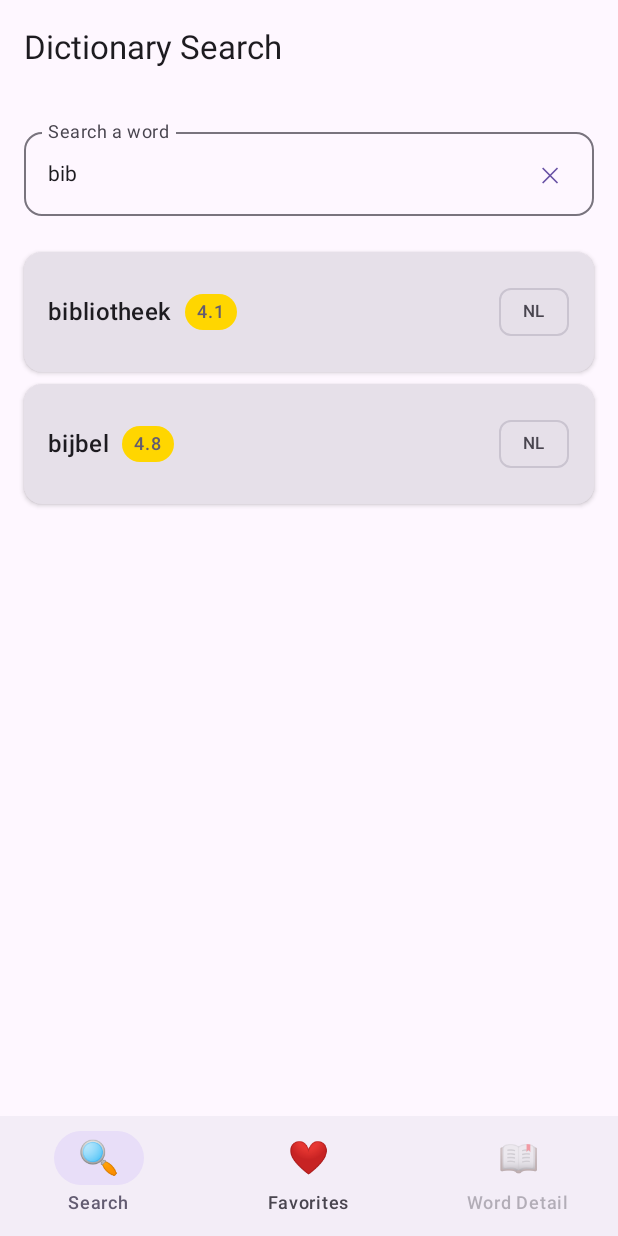
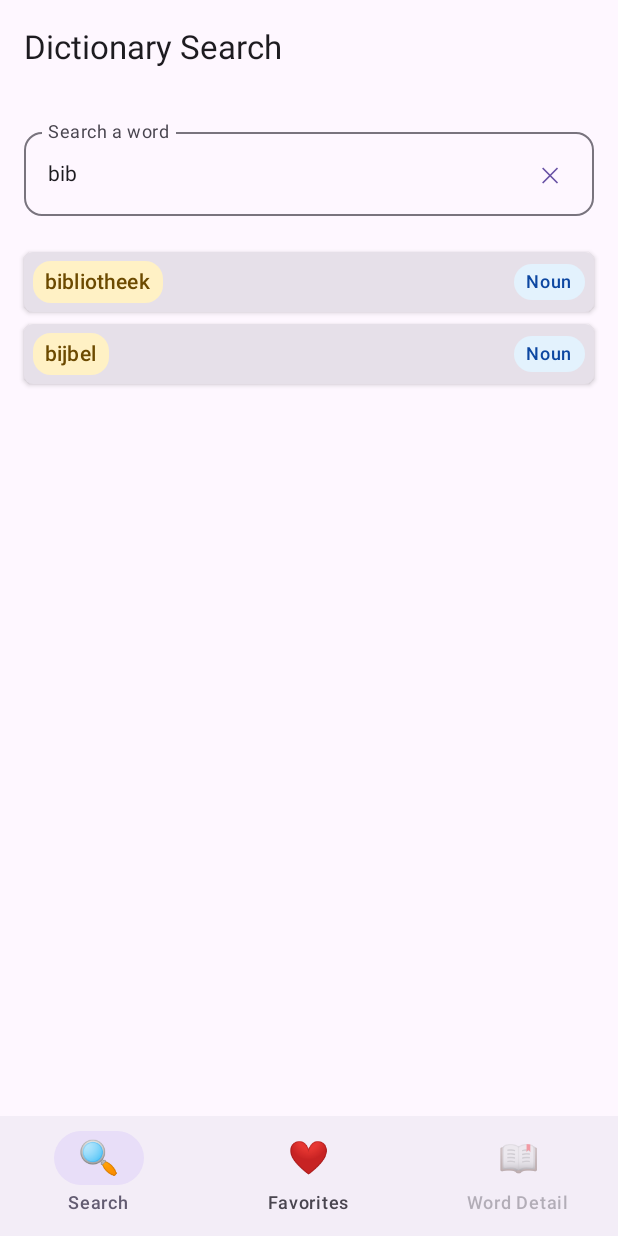
Before and after one commit to slovymovy/slovy-movy-app, an Android app built with Jetpack Compose: the @Preview function SearchScreenPreviewDutchLanguage, on a phone screen of 412 x 824 dp. Run offline under Robolectric (Android 15) with nearby library versions, the phone set to English and light mode, and no system bars.

Commit message:
work on #23 - better search screen

```diff
--- a/composeApp/src/commonMain/kotlin/com/slovy/slovymovyapp/data/remote/DictionaryModel.kt
+++ b/composeApp/src/commonMain/kotlin/com/slovy/slovymovyapp/data/remote/DictionaryModel.kt
@@ -33,19 +33,24 @@ enum class SenseFrequency(val label: String) {
     VERY_LOW("Very low");
 }
 
-enum class PartOfSpeech {
-    ARTICLE,
-    NOUN,
-    NAME,
-    VERB,
-    ADJECTIVE,
-    ADVERB,
-    PRONOUN,
-    PREPOSITION,
-    CONJUNCTION,
-    INTERJECTION,
-    DETERMINER,
-    NUMERAL;
+enum class PartOfSpeech(val short: String) {
+    ARTICLE("Art"),
+    NOUN("Noun"),
+    NAME("Name"),
+    VERB("Verb"),
+    ADJECTIVE("Adj"),
+    ADVERB("Adv"),
+    PRONOUN("Pron"),
+    PREPOSITION("Prep"),
+    CONJUNCTION("Conj"),
+    INTERJECTION("Interj"),
+    DETERMINER("Det"),
+    NUMERAL("Num");
+
+    fun capitalized(): String {
+        return name.lowercase()
+            .replaceFirstChar { if (it.isLowerCase()) it.titlecase() else it.toString() }
+    }
 }
 
 enum class NameType(val displayName: String) {
--- a/composeApp/src/commonMain/kotlin/com/slovy/slovymovyapp/ui/SearchScreen.kt
+++ b/composeApp/src/commonMain/kotlin/com/slovy/slovymovyapp/ui/SearchScreen.kt
@@ -19,7 +19,10 @@ import androidx.compose.ui.text.style.TextAlign
 import androidx.compose.ui.unit.dp
 import androidx.lifecycle.ViewModel
 import com.slovy.slovymovyapp.data.remote.DictionaryRepository
+import com.slovy.slovymovyapp.data.remote.PartOfSpeech
 import com.slovy.slovymovyapp.ui.word.Badge
+import com.slovy.slovymovyapp.ui.word.colorsForPos
+import com.slovy.slovymovyapp.ui.word.getFrequencyColor
 import kotlinx.coroutines.launch
 import org.jetbrains.compose.ui.tooling.preview.Preview
 import kotlin.uuid.Uuid
@@ -186,6 +189,7 @@ fun SearchScreenContent(
     }
 }
 
+@OptIn(ExperimentalLayoutApi::class)
 @Composable
 private fun SearchResultCard(
     item: DictionaryRepository.SearchItem,
@@ -196,55 +200,46 @@ private fun SearchResultCard(
             .fillMaxWidth()
             .clickable(onClick = onClick),
         elevation = CardDefaults.cardElevation(defaultElevation = 2.dp),
-        shape = RoundedCornerShape(12.dp)
+        shape = RoundedCornerShape(6.dp)
     ) {
         Row(
             modifier = Modifier
                 .fillMaxWidth()
-                .padding(16.dp),
+                .padding(6.dp),
             horizontalArrangement = Arrangement.SpaceBetween,
             verticalAlignment = Alignment.CenterVertically
         ) {
             Column(modifier = Modifier.weight(1f)) {
-                Row(verticalAlignment = Alignment.CenterVertically) {
-                    Text(
+                Row(
+                    verticalAlignment = Alignment.CenterVertically,
+                    horizontalArrangement = Arrangement.spacedBy(6.dp)
+                ) {
+                    val (lc, lcc) = getFrequencyColor(item.zipfFrequency)
+                    Badge(
                         text = item.display,
-                        style = MaterialTheme.typography.titleMedium,
-                        fontWeight = FontWeight.Medium
-                    )
-                    Spacer(modifier = Modifier.width(8.dp))
-                    Badge(
-                        text = item.zipfFrequency.toString(),
-                        getFrequencyColor(item.zipfFrequency),
-                        contentColor = MaterialTheme.colorScheme.secondary
+                        containerColor = lc,
+                        contentColor = lcc,
+                        style = MaterialTheme.typography.labelLarge
                     )
                 }
             }
 
-            SuggestionChip(
-                onClick = { },
-                label = {
-                    Text(
-                        text = item.language.uppercase(),
-                        style = MaterialTheme.typography.labelSmall
-                    )
-                },
-                modifier = Modifier.padding(start = 8.dp)
-            )
+            if (item.pos.isNotEmpty()) {
+                FlowRow(
+                    horizontalArrangement = Arrangement.spacedBy(4.dp),
+                    verticalArrangement = Arrangement.spacedBy(4.dp)
+                ) {
+                    item.pos.forEach { pos ->
+                        val (posLc, posLcc) = colorsForPos(pos)
+                        Badge(
+                            text = pos.short,
+                            containerColor = posLc,
+                            contentColor = posLcc
+                        )
+                    }
+                }
+            }
         }
-    }
-}
-
-@Composable
-private fun getFrequencyColor(zipfFrequency: Float): androidx.compose.ui.graphics.Color {
-    return when {
-        zipfFrequency >= 7.0f -> androidx.compose.ui.graphics.Color(0xFF00C853) // Bright green
-        zipfFrequency >= 6.0f -> androidx.compose.ui.graphics.Color(0xFF64DD17) // Green
-        zipfFrequency >= 5.0f -> androidx.compose.ui.graphics.Color(0xFFAEEA00) // Light green
-        zipfFrequency >= 4.0f -> androidx.compose.ui.graphics.Color(0xFFFFD600) // Yellow
-        zipfFrequency >= 3.0f -> androidx.compose.ui.graphics.Color(0xFFFFAB00) // Orange
-        zipfFrequency >= 2.0f -> androidx.compose.ui.graphics.Color(0xFFFF6D00) // Deep orange
-        else -> androidx.compose.ui.graphics.Color(0xFFDD2C00) // Red
     }
 }
 
@@ -344,28 +339,32 @@ private fun SearchScreenPreviewWithResults() {
                     lemmaId = Uuid.parse("00000000-0000-0000-0000-000000000001"),
                     lemma = "celebration",
                     display = "celebration",
-                    zipfFrequency = 4.5f
+                    zipfFrequency = 4.5f,
+                    pos = listOf(PartOfSpeech.NOUN)
                 ),
                 DictionaryRepository.SearchItem(
                     language = "en",
                     lemmaId = Uuid.parse("00000000-0000-0000-0000-000000000002"),
                     lemma = "celebrity",
                     display = "celebrity",
-                    zipfFrequency = 4.3f
+                    zipfFrequency = 4.3f,
+                    pos = listOf(PartOfSpeech.NOUN)
                 ),
                 DictionaryRepository.SearchItem(
                     language = "en",
                     lemmaId = Uuid.parse("00000000-0000-0000-0000-000000000003"),
                     lemma = "celestial",
                     display = "celestial",
-                    zipfFrequency = 3.8f
+                    zipfFrequency = 3.8f,
+                    pos = listOf(PartOfSpeech.ADJECTIVE)
                 ),
                 DictionaryRepository.SearchItem(
                     language = "en",
                     lemmaId = Uuid.parse("00000000-0000-0000-0000-000000000004"),
                     lemma = "cell",
                     display = "cell",
-                    zipfFrequency = 5.2f
+                    zipfFrequency = 5.2f,
+                    pos = listOf(PartOfSpeech.NOUN)
                 )
             ),
             showNoResults = false,
@@ -386,21 +385,24 @@ private fun SearchScreenPreviewMultilingualResults() {
                     lemmaId = Uuid.parse("00000000-0000-0000-0000-000000000001"),
                     lemma = "program",
                     display = "program",
-                    zipfFrequency = 5.5f
+                    zipfFrequency = 5.5f,
+                    pos = listOf(PartOfSpeech.NOUN, PartOfSpeech.VERB)
                 ),
                 DictionaryRepository.SearchItem(
                     language = "en",
                     lemmaId = Uuid.parse("00000000-0000-0000-0000-000000000002"),
                     lemma = "programmatically",
                     display = "programmatically",
-                    zipfFrequency = 3.2f
+                    zipfFrequency = 3.2f,
+                    pos = listOf(PartOfSpeech.ADVERB)
                 ),
                 DictionaryRepository.SearchItem(
                     language = "ru",
                     lemmaId = Uuid.parse("00000000-0000-0000-0000-000000000003"),
                     lemma = "программа",
                     display = "программа",
-                    zipfFrequency = 5.8f
+                    zipfFrequency = 5.8f,
+                    pos = listOf(PartOfSpeech.NOUN)
                 )
             ),
             showNoResults = false,
@@ -434,7 +436,8 @@ private fun SearchScreenPreviewInfoDialog() {
                     lemmaId = Uuid.parse("00000000-0000-0000-0000-000000000001"),
                     lemma = "world",
                     display = "world",
-                    zipfFrequency = 6.2f
+                    zipfFrequency = 6.2f,
+                    pos = listOf(PartOfSpeech.NOUN)
                 )
             ),
             showNoResults = false,
@@ -455,14 +458,16 @@ private fun SearchScreenPreviewDutchLanguage() {
                     lemmaId = Uuid.parse("00000000-0000-0000-0000-000000000001"),
                     lemma = "bibliotheek",
                     display = "bibliotheek",
-                    zipfFrequency = 4.1f
+                    zipfFrequency = 4.1f,
+                    pos = listOf(PartOfSpeech.NOUN)
                 ),
                 DictionaryRepository.SearchItem(
                     language = "nl",
                     lemmaId = Uuid.parse("00000000-0000-0000-0000-000000000002"),
                     lemma = "bijbel",
                     display = "bijbel",
-                    zipfFrequency = 4.8f
+                    zipfFrequency = 4.8f,
+                    pos = listOf(PartOfSpeech.NOUN)
                 )
             ),
             showNoResults = false,
--- a/composeApp/src/commonMain/kotlin/com/slovy/slovymovyapp/ui/word/EntryCard.kt
+++ b/composeApp/src/commonMain/kotlin/com/slovy/slovymovyapp/ui/word/EntryCard.kt
@@ -71,11 +71,10 @@ internal fun EntryCard(
                 Surface(
                     color = pc,
                     contentColor = pcc,
-                    shape = androidx.compose.foundation.shape.RoundedCornerShape(12.dp)
+                    shape = RoundedCornerShape(12.dp)
                 ) {
                     Text(
-                        text = entry.pos.name.lowercase()
-                            .replaceFirstChar { if (it.isLowerCase()) it.titlecase() else it.toString() },
+                        text = entry.pos.capitalized(),
                         style = MaterialTheme.typography.labelLarge,
                         modifier = Modifier.padding(horizontal = 12.dp, vertical = 6.dp)
                     )
--- a/composeApp/src/commonMain/kotlin/com/slovy/slovymovyapp/ui/word/WordDetailsColors.kt
+++ b/composeApp/src/commonMain/kotlin/com/slovy/slovymovyapp/ui/word/WordDetailsColors.kt
@@ -20,6 +20,16 @@ internal fun colorsForLevel(level: LearnerLevel): Pair<Color, Color> = when (lev
 }
 
 @Composable
+internal fun getFrequencyColor(zipfFrequency: Float): Pair<Color, Color> {
+    return when {
+        zipfFrequency >= 5.0f -> Color(0xFFDFF6DD) to Color(0xFF1E7D23)
+        zipfFrequency >= 4.0f -> Color(0xFFFFF1C5) to Color(0xFF6C4A00)
+        zipfFrequency >= 3.0f -> Color(0xFFFFE2C6) to Color(0xFF7A3E00)
+        else -> Color(0xFFE7E9F0) to Color(0xFF3F4856)
+    }
+}
+
+@Composable
 internal fun colorsForFrequency(f: SenseFrequency): Pair<Color, Color> = when (f) {
     SenseFrequency.HIGH -> Color(0xFFDFF6DD) to Color(0xFF1C5E20)
     SenseFrequency.MIDDLE -> Color(0xFFFFF1C5) to Color(0xFF6C4A00)
@@ -30,7 +40,7 @@ internal fun colorsForFrequency(f: SenseFrequency): Pair<Color, Color> = when (f
 @Composable
 internal fun colorsForPos(pos: PartOfSpeech): Pair<Color, Color> = when (pos) {
     PartOfSpeech.NOUN -> Color(0xFFE3F2FD) to Color(0xFF0D47A1)
-    PartOfSpeech.VERB -> Color(0xFFE8F5E9) to Color(0xFF1B5E20)
+    PartOfSpeech.VERB -> Color(0xFFE8F5E9) to Color(0xFF5E4D1B)
     PartOfSpeech.ADJECTIVE -> Color(0xFFFFF3E0) to Color(0xFFEF6C00)
     PartOfSpeech.ADVERB -> Color(0xFFF3E5F5) to Color(0xFF6A1B9A)
     PartOfSpeech.PRONOUN -> Color(0xFFFFEBEE) to Color(0xFFC62828)
--- a/composeApp/src/commonMain/kotlin/com/slovy/slovymovyapp/ui/word/WordDetailsComponents.kt
+++ b/composeApp/src/commonMain/kotlin/com/slovy/slovymovyapp/ui/word/WordDetailsComponents.kt
@@ -118,12 +118,17 @@ internal fun appendTextWithW(builder: AnnotatedString.Builder, input: String, hi
 }
 
 @Composable
-internal fun Badge(text: String, containerColor: Color, contentColor: Color) {
+internal fun Badge(
+    text: String,
+    containerColor: Color,
+    contentColor: Color,
+    style: TextStyle = MaterialTheme.typography.labelMedium
+) {
     Surface(color = containerColor, contentColor = contentColor, shape = RoundedCornerShape(12.dp)) {
         Text(
             text = text,
-            style = MaterialTheme.typography.labelMedium,
-            modifier = Modifier.Companion.padding(horizontal = 8.dp, vertical = 4.dp)
+            style = style,
+            modifier = Modifier.padding(horizontal = 8.dp, vertical = 4.dp)
         )
     }
 }
```
Also changed, not shown: composeApp/src/commonMain/kotlin/com/slovy/slovymovyapp/data/remote/DictionaryRepository.kt (+56 -13 lines), 1 other file.
